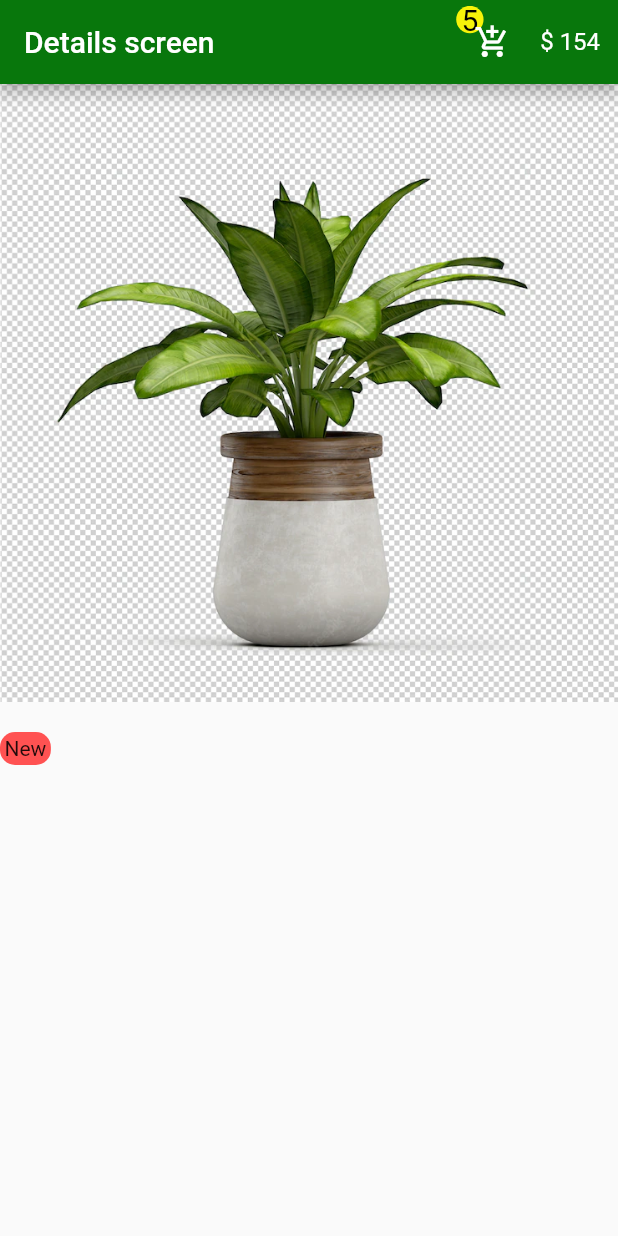
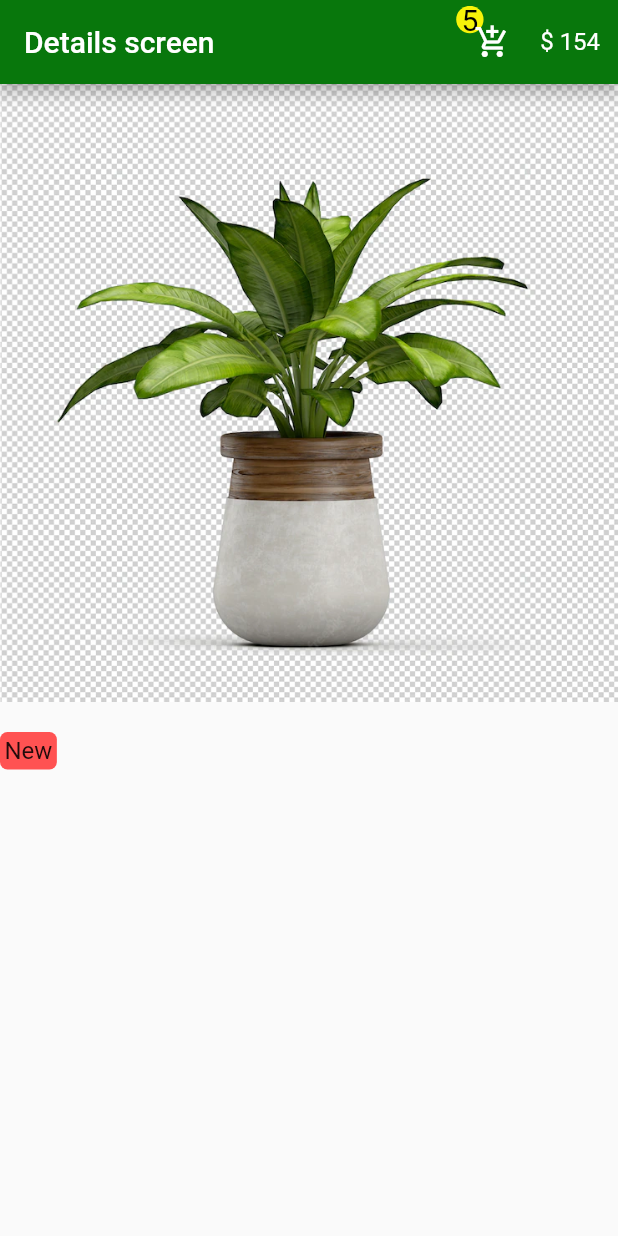
Before and after one commit to AbdulrhmanM0hamed/Flower_App, a Flutter app: the screen it shows after launch, on a phone screen of 412 x 824 dp. Run offline on Flutter 3.47's test engine with Material 2 defaults, Android fonts, the phone set to English and light mode, and no system bars.

Commit message:
change fontsize "New"

```diff
--- a/lib/pages/detils.dart
+++ b/lib/pages/detils.dart
@@ -55,10 +55,13 @@ class Deteils extends StatelessWidget {
               Container(
                 decoration: BoxDecoration(
                   color: Colors.redAccent,
-                  borderRadius: BorderRadius.circular(10),
+                  borderRadius: BorderRadius.circular(5),
                 ),
                 padding: EdgeInsets.all(3),
-                child: Text("New"),
+                child: Text(
+                  "New",
+                  style: TextStyle(fontSize: 16),
+                ),
               )
             ],
           )
```
